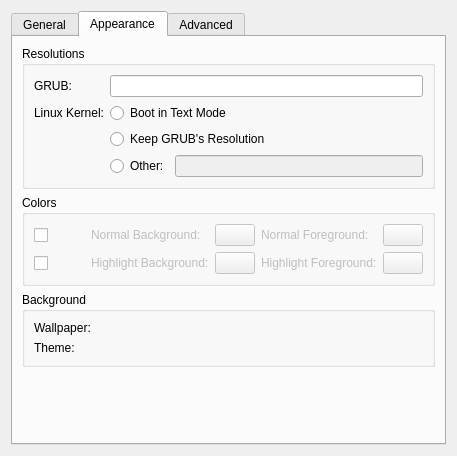
First picture: the form in ui/kcm_grub2.ui, repository KDE/kcm-grub2, before the edit.
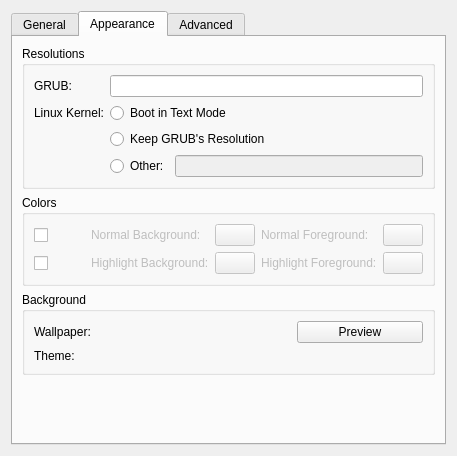
Second picture: the form after the edit. The open tabs and pages were chosen to show the change. Custom widgets are drawn as their Qt base class.

Commit message: *ADDED: Allow previewing a wallpaper (=splash image). *FIXED: Handle better GRUB device naming.

```diff
--- a/ui/kcm_grub2.ui
+++ b/ui/kcm_grub2.ui
@@ -10,7 +10,7 @@
     <height>456</height>
    </rect>
   </property>
-  <layout class="QGridLayout" name="gridLayout_5">
+  <layout class="QGridLayout" name="gridLayout_6">
    <item row="0" column="0">
     <widget class="KTabWidget" name="ktabwidget">
      <property name="currentIndex">
@@ -235,7 +235,7 @@
       <attribute name="title">
        <string comment="@title:tab">Appearance</string>
       </attribute>
-      <layout class="QGridLayout" name="gridLayout_3">
+      <layout class="QGridLayout" name="gridLayout_5">
        <item row="0" column="0">
         <widget class="QGroupBox" name="groupBox_resolutions">
          <property name="title">
@@ -390,7 +390,7 @@
          <property name="title">
           <string comment="@title:group">Background</string>
          </property>
-         <layout class="QFormLayout" name="formLayout_11">
+         <layout class="QGridLayout" name="gridLayout_3">
           <item row="0" column="0">
            <widget class="QLabel" name="label_background">
             <property name="text">
@@ -401,6 +401,13 @@
           <item row="0" column="1">
            <widget class="KUrlRequester" name="kurlrequester_background"/>
           </item>
+          <item row="0" column="2">
+           <widget class="KPushButton" name="kpushbutton_preview">
+            <property name="text">
+             <string comment="@action:button">Preview</string>
+            </property>
+           </widget>
+          </item>
           <item row="1" column="0">
            <widget class="QLabel" name="label_theme">
             <property name="text">
@@ -408,7 +415,7 @@
             </property>
            </widget>
           </item>
-          <item row="1" column="1">
+          <item row="1" column="1" colspan="2">
            <widget class="KUrlRequester" name="kurlrequester_theme"/>
           </item>
          </layout>
@@ -591,6 +598,11 @@
    <extends>QFrame</extends>
    <header>kurlrequester.h</header>
   </customwidget>
+  <customwidget>
+   <class>KPushButton</class>
+   <extends>QPushButton</extends>
+   <header>kpushbutton.h</header>
+  </customwidget>
   <customwidget>
    <class>KLineEdit</class>
    <extends>QLineEdit</extends>
```
The commit also changes 4 other files.
